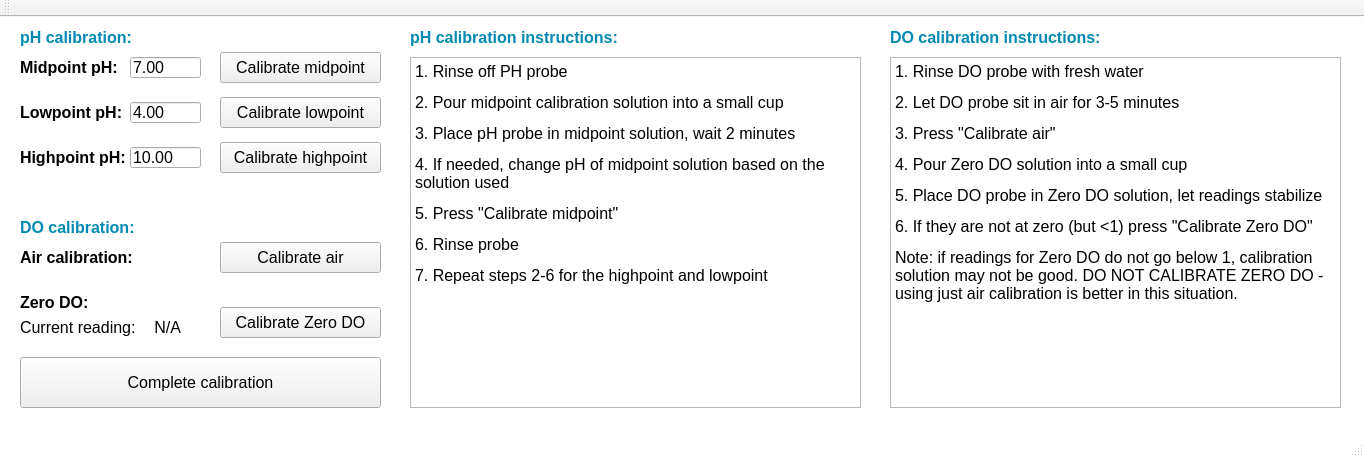
First picture: the form in UI/AutomatedBreweryUI/pHandDOCalibrationDialog.ui, repository Bobstin/AutomatedBrewery, before the edit.
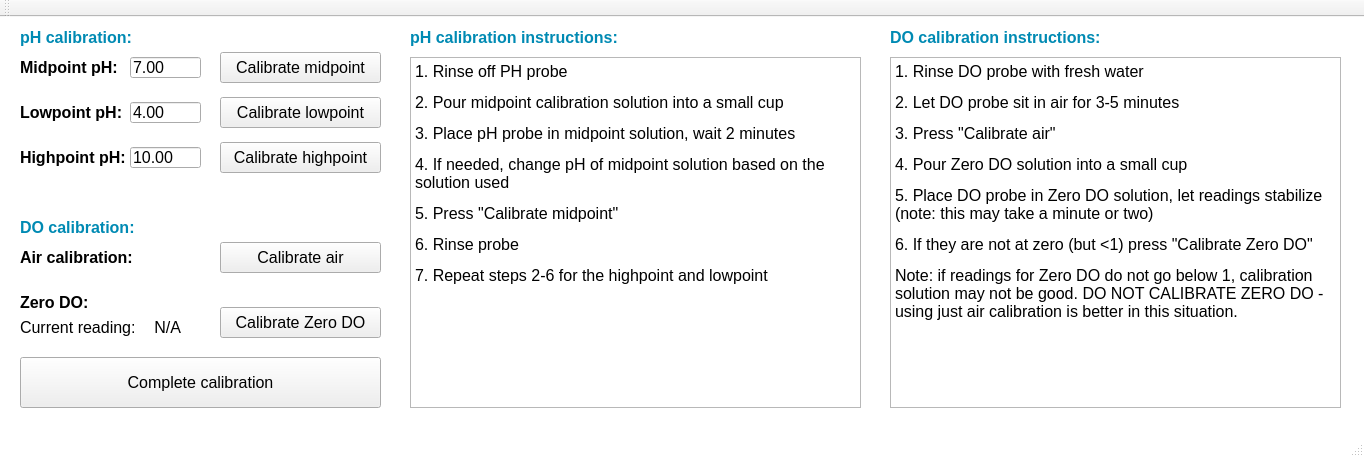
Second picture: the form after the edit.

Commit message: Small updates to pH and DO calibration Dialog

```diff
--- a/UI/AutomatedBreweryUI/pHandDOCalibrationDialog.ui
+++ b/UI/AutomatedBreweryUI/pHandDOCalibrationDialog.ui
@@ -505,7 +505,7 @@
 &lt;p style=&quot; margin-top:12px; margin-bottom:12px; margin-left:0px; margin-right:0px; -qt-block-indent:0; text-indent:0px;&quot;&gt;&lt;span style=&quot; font-family:'MS Shell Dlg 2';&quot;&gt;2. Let DO probe sit in air for 3-5 minutes&lt;/span&gt;&lt;/p&gt;
 &lt;p style=&quot; margin-top:12px; margin-bottom:12px; margin-left:0px; margin-right:0px; -qt-block-indent:0; text-indent:0px;&quot;&gt;&lt;span style=&quot; font-family:'MS Shell Dlg 2';&quot;&gt;3. Press &amp;quot;Calibrate air&amp;quot;&lt;/span&gt;&lt;/p&gt;
 &lt;p style=&quot; margin-top:12px; margin-bottom:12px; margin-left:0px; margin-right:0px; -qt-block-indent:0; text-indent:0px;&quot;&gt;&lt;span style=&quot; font-family:'MS Shell Dlg 2';&quot;&gt;4. Pour Zero DO solution into a small cup&lt;/span&gt;&lt;/p&gt;
-&lt;p style=&quot; margin-top:12px; margin-bottom:12px; margin-left:0px; margin-right:0px; -qt-block-indent:0; text-indent:0px;&quot;&gt;&lt;span style=&quot; font-family:'MS Shell Dlg 2';&quot;&gt;5. Place DO probe in Zero DO solution, let readings stabilize&lt;/span&gt;&lt;/p&gt;
+&lt;p style=&quot; margin-top:12px; margin-bottom:12px; margin-left:0px; margin-right:0px; -qt-block-indent:0; text-indent:0px;&quot;&gt;&lt;span style=&quot; font-family:'MS Shell Dlg 2';&quot;&gt;5. Place DO probe in Zero DO solution, let readings stabilize (note: this may take a minute or two)&lt;/span&gt;&lt;/p&gt;
 &lt;p style=&quot; margin-top:12px; margin-bottom:12px; margin-left:0px; margin-right:0px; -qt-block-indent:0; text-indent:0px;&quot;&gt;&lt;span style=&quot; font-family:'MS Shell Dlg 2';&quot;&gt;6. If they are not at zero (but &amp;lt;1) press &amp;quot;Calibrate Zero DO&amp;quot;&lt;/span&gt;&lt;/p&gt;
 &lt;p style=&quot; margin-top:12px; margin-bottom:12px; margin-left:0px; margin-right:0px; -qt-block-indent:0; text-indent:0px;&quot;&gt;&lt;span style=&quot; font-family:'MS Shell Dlg 2';&quot;&gt;Note: if readings for Zero DO do not go below 1, calibration solution may not be good. DO NOT CALIBRATE ZERO DO - using just air calibration is better in this situation.&lt;/span&gt;&lt;/p&gt;
 &lt;p style=&quot;-qt-paragraph-type:empty; margin-top:12px; margin-bottom:12px; margin-left:0px; margin-right:0px; -qt-block-indent:0; text-indent:0px; font-family:'MS Shell Dlg 2';&quot;&gt;&lt;br /&gt;&lt;/p&gt;&lt;/body&gt;&lt;/html&gt;</string>
```
